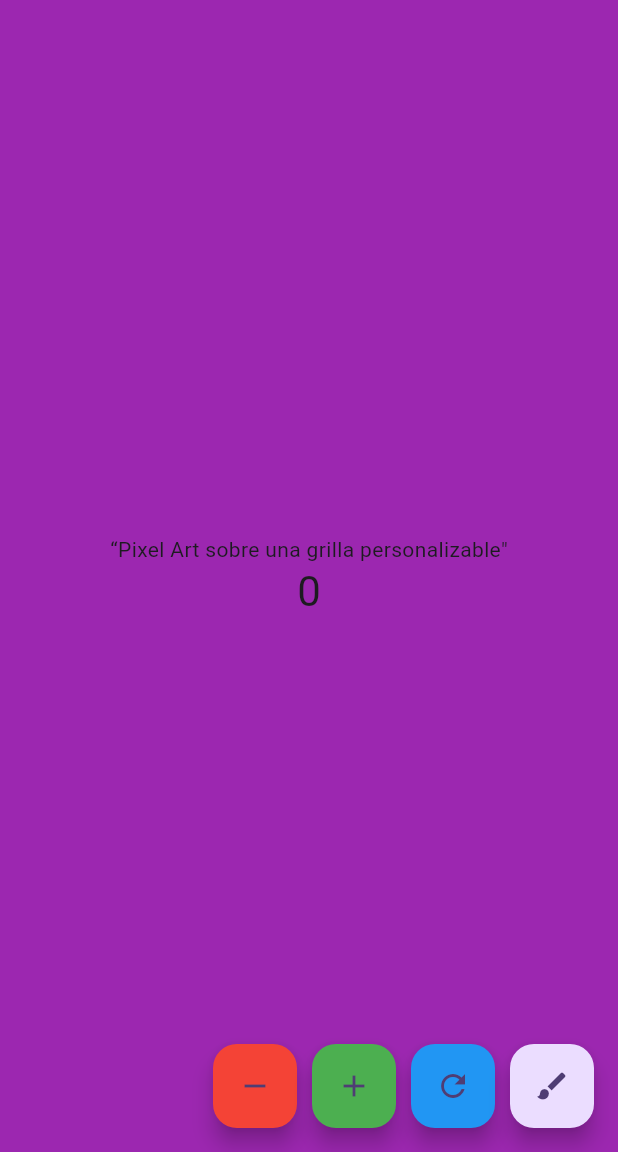
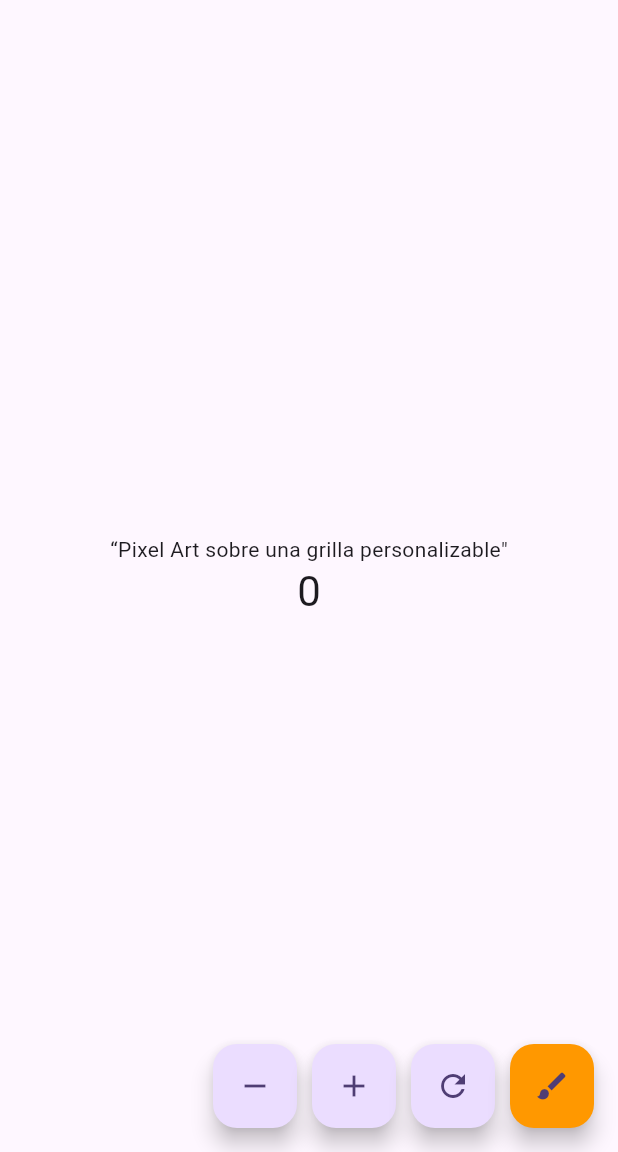
Before and after one commit to PinaMC/3479A321_2022479045, a Flutter app: the screen it shows after launch, after a tap on the "remove" icon, after a tap on the "add" icon, after a tap on the "brush" icon, on a phone screen of 412 x 824 dp, the part 84-1236 px from its top. Run offline on Flutter 3.47's test engine with Material 3 defaults, Android fonts, the phone set to English and light mode, and no system bars.

Commit message:
fin lab2 arreglado

```diff
--- a/lib/main.dart
+++ b/lib/main.dart
@@ -57,11 +57,7 @@ class MyHomePage extends StatefulWidget {
 class _MyHomePageState extends State<MyHomePage> {
   int _counter = 0;
 
-  Color _decrementColor = const Color.fromRGBO(244, 67, 54, 1);
-  Color _incrementColor = const Color.fromRGBO(76, 175, 80, 1);
-  Color _restartColor = const Color.fromRGBO(33, 150, 243, 1);
-  //Color _changeColor = const Color.fromRGBO(255, 152, 0, 1);
-  Color _backgroundColor = Colors.white;
+
 
   int colorIndex = 0;
   List<Color> colors = [
@@ -70,14 +66,18 @@ class _MyHomePageState extends State<MyHomePage> {
     Colors.brown,
     Colors.white,
   ];
+
+  //variable para cambiar color
+  Color changeColorButtonColor = Colors.purple;
+
   void _incrementCounter() {
     setState(() {
       _counter++;
-      _incrementColor = Colors.green;
+
     });
     Future.delayed(const Duration(milliseconds: 200), () {
       setState(() {
-        _incrementColor = const Color.fromRGBO(76, 175, 80, 1);
+
       });
     });
   }
@@ -85,11 +85,11 @@ class _MyHomePageState extends State<MyHomePage> {
   void _decrementCounter() {
     setState(() {
       _counter--;
-      _decrementColor = Colors.red;
+
     });
     Future.delayed(const Duration(milliseconds: 200), () {
       setState(() {
-        _decrementColor = const Color.fromRGBO(244, 67, 54, 1);
+
       });
     });
   }
@@ -97,28 +97,23 @@ class _MyHomePageState extends State<MyHomePage> {
   void _restartCounter() {
     setState(() {
       _counter = 0;
-      _restartColor = Colors.blue;
+
     });
     Future.delayed(const Duration(milliseconds: 200), () {
       setState(() {
-        _restartColor = const Color.fromRGBO(33, 150, 243, 1);
+
       });
     });
   }
-  void resetColors() {
+  void _changeColors() {
     setState(() {
-      _decrementColor = const Color.fromRGBO(244, 67, 54, 1);
-      _incrementColor = const Color.fromRGBO(76, 175, 80, 1);
-      _restartColor = const Color.fromRGBO(33, 150, 243, 1);
-      //_changeColor = const Color.fromRGBO(255, 152, 0, 1);
+    colorIndex = (colorIndex + 1) % colors.length; //cambiar colores en la lista
+    changeColorButtonColor = colors[colorIndex];
+
     });
   }
-  void changeColor(){
-    setState(() {
-      _backgroundColor = colors[colorIndex];
-      colorIndex = (colorIndex + 1) % colors.length;
-    });
-  }
+
+
 
 
   @override
@@ -130,7 +125,6 @@ class _MyHomePageState extends State<MyHomePage> {
     // fast, so that you can just rebuild anything that needs updating rather
     // than having to individually change instances of widgets.
     return Scaffold(
-      backgroundColor: _backgroundColor, //para que cambie el color de fondo
       appBar: AppBar(
         // TRY THIS: Try changing the color here to a specific color (to
         // Colors.amber, perhaps?) and trigger a hot reload to see the AppBar
@@ -160,27 +154,25 @@ class _MyHomePageState extends State<MyHomePage> {
         children: <Widget>[
           FloatingActionButton(
             onPressed: _decrementCounter,
-            backgroundColor: _decrementColor,
             tooltip: 'Decrement',
             child: const Icon(Icons.remove),
           ),
           const SizedBox(width: 10), // Espacio entre los botones
           FloatingActionButton(
             onPressed: _incrementCounter,
-            backgroundColor: _incrementColor,
             tooltip: 'Increment',
             child: const Icon(Icons.add),
           ),
           const SizedBox(width: 10), // Espacio entre los botones
           FloatingActionButton(
             onPressed: _restartCounter,
-            backgroundColor: _restartColor,
             tooltip: 'Restart',
             child: const Icon(Icons.refresh),
           ),
           const SizedBox(width: 10), // Espacio entre los botones
           FloatingActionButton(
-            onPressed: changeColor,
+            onPressed: _changeColors,
+            backgroundColor: changeColorButtonColor,
             tooltip: 'ChangeColor',
             child: const Icon(Icons.brush),
           ),
```
